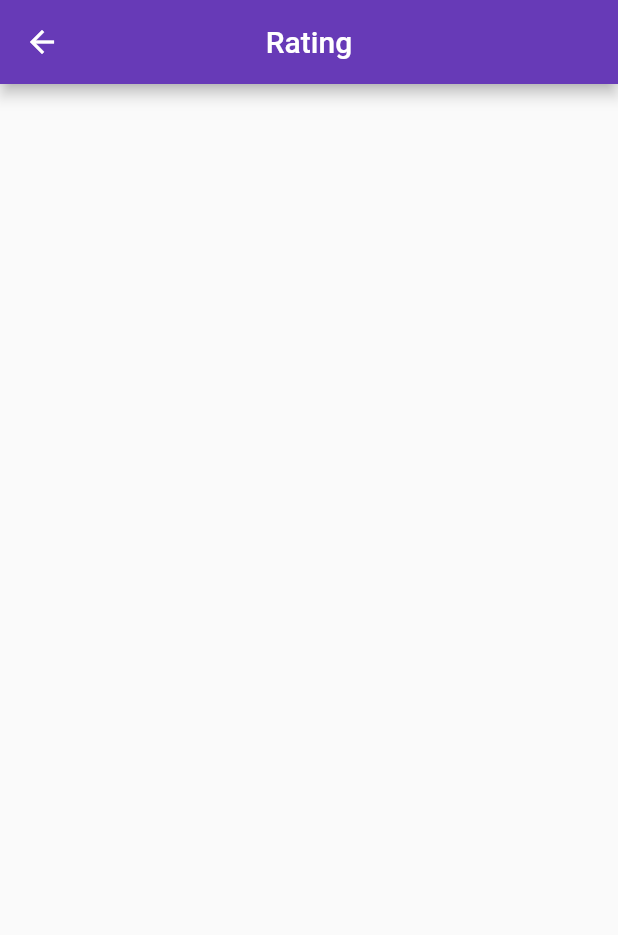
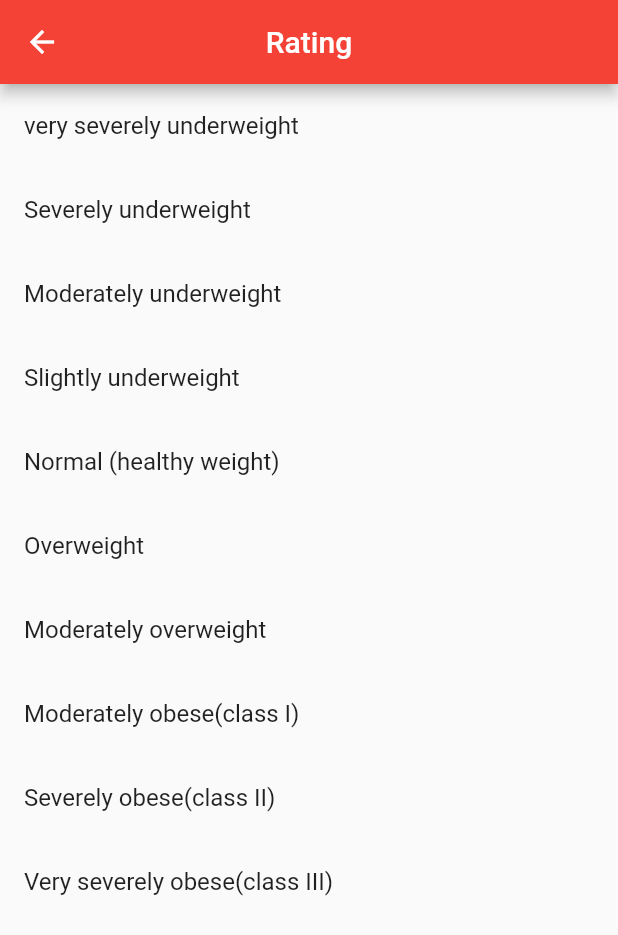
Before and after one commit to Coco-Gianluca/Flutter_BMI, a Flutter app: the RatingsPage screen opened directly, on a phone screen of 412 x 824 dp. Shown: the top 935 px of the screen. Run offline on Flutter 3.47's test engine with Material 2 defaults, Android fonts, the phone set to English and light mode, and no system bars; network calls fail.

Commit message:
Rating pages implemented

```diff
--- a/lib/page/rating_page.dart
+++ b/lib/page/rating_page.dart
@@ -1,12 +1,50 @@
 import 'package:flutter/material.dart';
+import 'dart:math';
 
 class RatingsPage extends StatelessWidget {
+
   @override
   Widget build(BuildContext context) => Scaffold(
     appBar: AppBar(
       title: Text('Rating'),
       centerTitle: true,
-      backgroundColor: Colors.deepPurple,
+      backgroundColor: Colors.red,
+    ),
+    body: ListView(
+      children: const <Widget>[
+        ListTile(
+          title: Text('very severely underweight'),
+        ),
+        ListTile(
+          title: Text('Severely underweight'),
+        ),
+        ListTile(
+          title: Text('Moderately underweight'),
+        ),
+        ListTile(
+          title: Text('Slightly underweight'),
+        ),
+        ListTile(
+          title: Text('Normal (healthy weight)'),
+        ),
+        ListTile(
+          title: Text('Overweight'),
+        ),
+        ListTile(
+          title: Text('Moderately overweight'),
+        ),
+        ListTile(
+          title: Text('Moderately obese(class I)'),
+        ),
+
+        ListTile(
+          title: Text('Severely obese(class II)'),
+        ),
+        ListTile(
+          title: Text('Very severely obese(class III)'),
+        ),
+
+      ],
     ),
   );
 }
```
